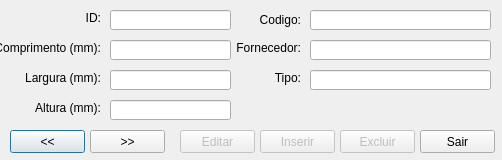
Qt form windows/windowbobbin.ui (KyryIx/Helena) before a commit.
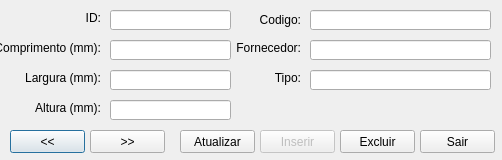
The same form after that commit. Icons and pictures are not drawn.

Patch:
```diff
--- a/windows/windowbobbin.ui
+++ b/windows/windowbobbin.ui
@@ -255,7 +255,7 @@
   </widget>
   <widget class="QPushButton" name="pushButton_edit">
    <property name="enabled">
-    <bool>false</bool>
+    <bool>true</bool>
    </property>
    <property name="geometry">
     <rect>
@@ -266,7 +266,7 @@
     </rect>
    </property>
    <property name="text">
-    <string>Editar</string>
+    <string>Atualizar</string>
    </property>
   </widget>
   <widget class="QPushButton" name="pushButton_insert">
@@ -287,7 +287,7 @@
   </widget>
   <widget class="QPushButton" name="pushButton_save">
    <property name="enabled">
-    <bool>false</bool>
+    <bool>true</bool>
    </property>
    <property name="geometry">
     <rect>
```
Left out of the diff: 4 changed lines with no effect on the pictures.
